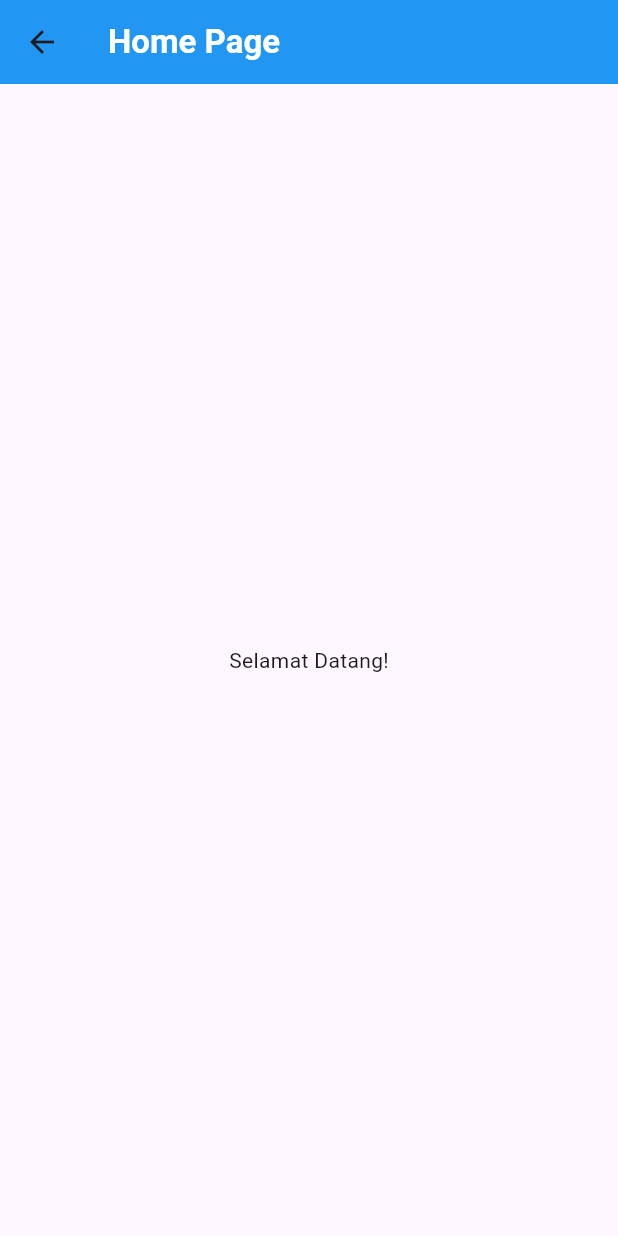
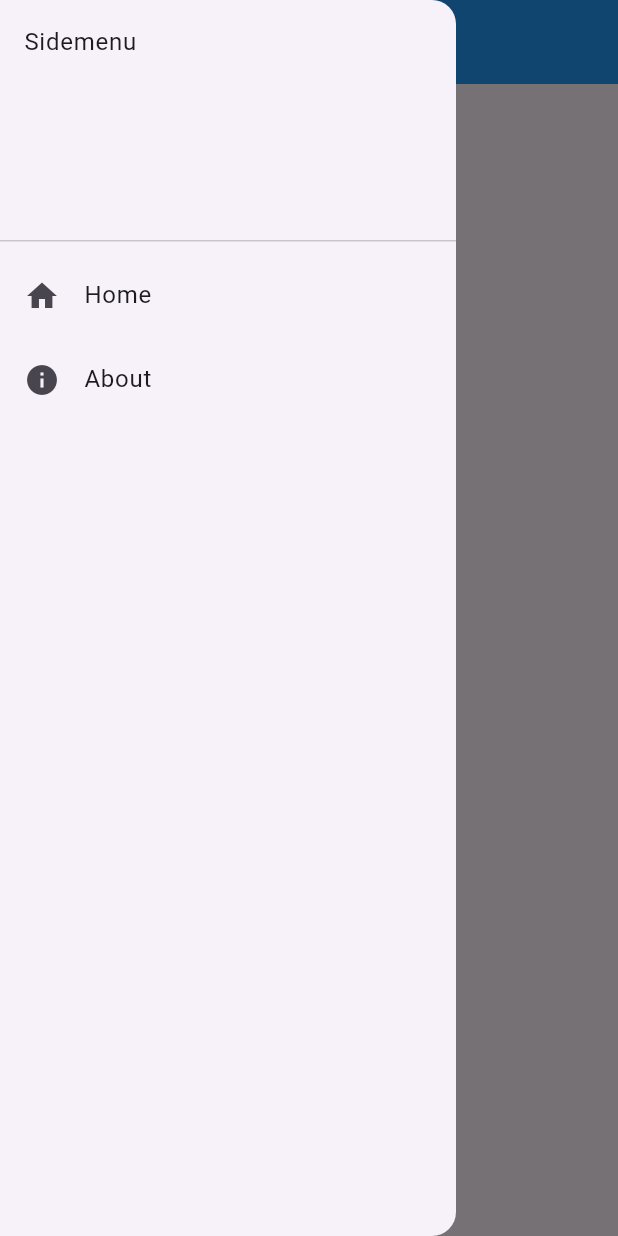
Before and after one commit to nndyfr/H1D024031-Praktikum-Mobile-Flutter, a Flutter app: the HomePage screen opened directly, with the side drawer open (before the commit the screen has no drawer), on a phone screen of 412 x 824 dp. Run offline on Flutter 3.47's test engine with Material 3 defaults, Android fonts, the phone set to English and light mode, and no system bars; our stand-ins replace shared_preferences; accounts and stored records are empty.

Commit message:
update laporan praktikum pertemuan 1, 2, dan 3

```diff
--- a/lib/home_page.dart
+++ b/lib/home_page.dart
@@ -1,7 +1,33 @@
 import 'package:flutter/material.dart';
+import 'package:belajarflutter/sidemenu.dart';
+import 'package:shared_preferences/shared_preferences.dart';
 
-class HomePage extends StatelessWidget {
+class HomePage extends StatefulWidget {
   const HomePage({Key? key}) : super(key: key);
+
+  @override
+  // ignore: library_private_types_in_public_api
+  _HomePageState createState() => _HomePageState();
+}
+
+class _HomePageState extends State<HomePage> {
+  // ignore: prefer_typing_uninitialized_variables
+  var namauser;
+
+  void _loadUsername() async {
+    // Inisialisasi share preferences
+    SharedPreferences prefs = await SharedPreferences.getInstance();
+    // Ambil Username yang sudah tersimpan
+    setState(() {
+      namauser = prefs.getString('username');
+    });
+  }
+
+  @override
+  void initState() {
+    super.initState();
+    _loadUsername();
+  }
 
   @override
   Widget build(BuildContext context) {
@@ -16,9 +42,10 @@ class HomePage extends StatelessWidget {
           ),
         ),
       ),
-      body: const Center(
-        child: Text('Selamat Datang!'),
+      body: Center(
+        child: Text('Ini adalah halaman User $namauser'),
       ),
+      drawer: const Sidemenu(),
     );
   }
 }
--- a/lib/main.dart
+++ b/lib/main.dart
@@ -11,7 +11,7 @@ class MyApp extends StatelessWidget {
   @override
   Widget build(BuildContext context) {
     return const MaterialApp(
-      title: "Aplikasi Flutter Pertama",
+      title: 'Flutter Menu',
       home: LoginPage(),
     );
   }
--- /dev/null
+++ b/lib/sidemenu.dart
@@ -0,0 +1,46 @@
+import 'package:flutter/material.dart';
+import 'package:belajarflutter/home_page.dart';
+import 'package:belajarflutter/about_page.dart';
+
+class Sidemenu extends StatelessWidget {
+  const Sidemenu({Key? key}) : super(key: key);
+
+  @override
+  Widget build(BuildContext context) {
+    return Drawer(
+      child: ListView(
+        children: [
+          const DrawerHeader(
+            child: Text('Sidemenu'),
+          ),
+          ListTile(
+            leading: const Icon(Icons.home),
+            title: const Text('Home'),
+            onTap: () {
+              // Navigasi ke halaman Home
+              Navigator.push(
+                context,
+                MaterialPageRoute(
+                  builder: (context) => const HomePage(),
+                ),
+              );
+            },
+          ),
+          ListTile(
+            leading: const Icon(Icons.info),
+            title: const Text('About'),
+            onTap: () {
+              // Navigasi ke halaman About
+              Navigator.push(
+                context,
+                MaterialPageRoute(
+                  builder: (context) => const AboutPage(),
+                ),
+              );
+            },
+          ),
+        ],
+      ),
+    );
+  }
+}
```
Also changed, not shown: lib/about_page.dart (added, +26 -0 lines), docs/tugas-2a.jpeg (renamed from docs/tugas-1a.jpeg), docs/tugas-2b.jpeg (renamed from docs/tugas-1b.jpeg), docs/tugas-2c.jpeg (renamed from docs/tugas-1c.jpeg), docs/tugas-3a.jpeg (added), docs/tugas-3b.jpeg (added), docs/tugas-3c.jpeg (added), 1 other file.
